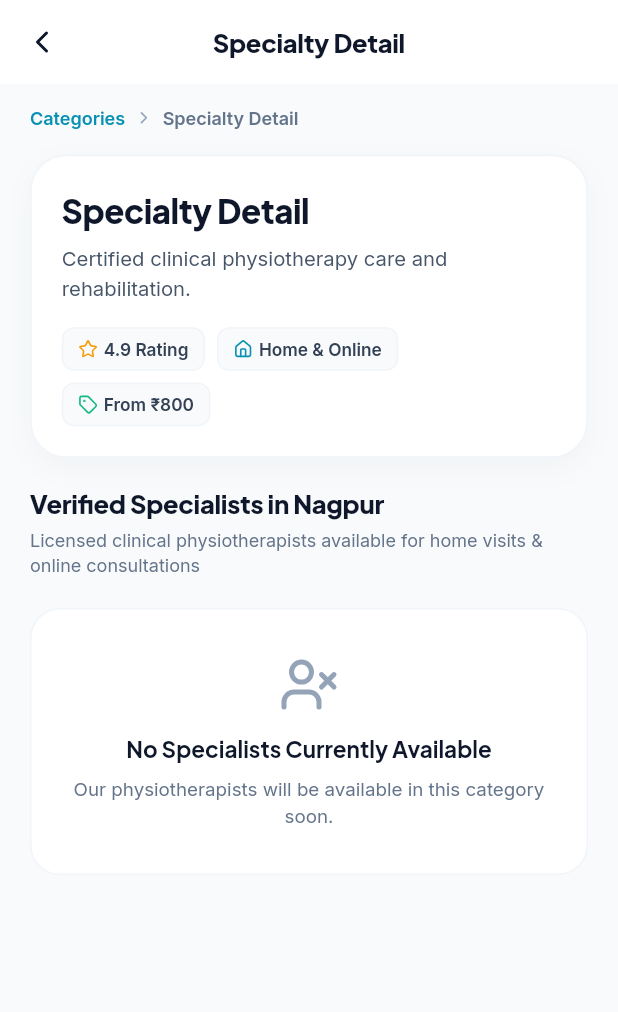
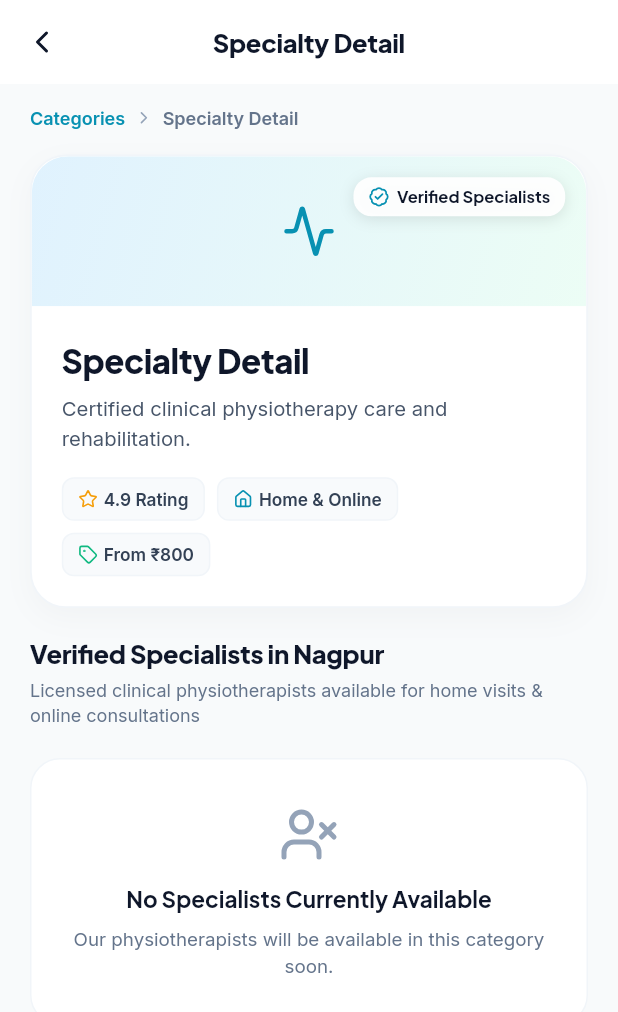
Before and after one commit to SyraSys/Physio-Prime, a Flutter app: the CategoryDetailScreen screen opened directly with empty values, on a phone screen of 412 x 824 dp. Shown: the top 1012 px of the screen. Run offline on Flutter 3.47's test engine with Material 3 defaults, Android fonts, the phone set to English and light mode, and no system bars; our stand-ins replace cached_network_image, dio, flutter_riverpod, flutter_secure_storage, geocoding, geolocator and 6 more; missing offline and left inert: jitsi_meet_flutter_sdk, razorpay_flutter; accounts and stored records are empty; network calls fail.

Commit message:
fix(category): dynamically compute verified doctors count and starting fees from live data

```diff
--- a/lib/features/home/presentation/category_detail_screen.dart
+++ b/lib/features/home/presentation/category_detail_screen.dart
@@ -27,6 +27,7 @@ class CategoryDetailScreen extends ConsumerStatefulWidget {
 
 class _CategoryDetailScreenState extends ConsumerState<CategoryDetailScreen> {
   late Future<List<DoctorModel>> _doctorsFuture;
+  List<DoctorModel>? _loadedDoctors;
 
   @override
   void initState() {
@@ -37,12 +38,89 @@ class _CategoryDetailScreenState extends ConsumerState<CategoryDetailScreen> {
   void _loadDoctors() {
     final repo = ref.read(doctorsRepositoryProvider);
     _doctorsFuture = repo.getDoctors(category: widget.slug).then((list) async {
-      if (list.isNotEmpty) return list;
+      List<DoctorModel> result = list;
+      if (result.isEmpty) {
         // If endpoint returned empty, query all live doctors and apply website matching algorithm
         final allDocs = await repo.getDoctors();
         final catTitle = widget.category?.title ?? widget.slug;
-      return allDocs.where((d) => _matchesCategory(d, widget.slug, catTitle)).toList();
+        result = allDocs.where((d) => _matchesCategory(d, widget.slug, catTitle)).toList();
+      }
+      if (mounted) {
+        setState(() {
+          _loadedDoctors = result;
         });
+      }
+      return result;
+    }).catchError((error) {
+      if (mounted) {
+        setState(() {
+          _loadedDoctors = [];
+        });
+      }
+      return <DoctorModel>[];
+    });
+  }
+
+  String _getVerifiedDoctorsBadgeText(CategoryModel? cat) {
+    if (_loadedDoctors != null) {
+      final count = _loadedDoctors!.length;
+      if (count > 0) {
+        return '$count Verified ${count == 1 ? 'Doctor' : 'Doctors'}';
+      }
+      return 'Verified Specialists';
+    }
+    final fallbackCount = cat?.doctorCount ?? 0;
+    if (fallbackCount > 0) {
+      return '$fallbackCount Verified ${fallbackCount == 1 ? 'Doctor' : 'Doctors'}';
+    }
+    return 'Verified Specialists';
+  }
+
+  String _getRatingText() {
+    if (_loadedDoctors != null && _loadedDoctors!.isNotEmpty) {
+      double totalRating = 0.0;
+      int ratedCount = 0;
+      for (final doc in _loadedDoctors!) {
+        if (doc.rating > 0) {
+          totalRating += doc.rating;
+          ratedCount++;
+        }
+      }
+      if (ratedCount > 0) {
+        return '${(totalRating / ratedCount).toStringAsFixed(1)} Rating';
+      }
+    }
+    return '4.9 Rating';
+  }
+
+  String _getStartingFeeText() {
+    if (_loadedDoctors != null && _loadedDoctors!.isNotEmpty) {
+      int lowest = 999999;
+      for (final doc in _loadedDoctors!) {
+        DoctorCategoryOption? matchedOpt;
+        for (final opt in doc.categoryOptions) {
+          if (opt.slug.toLowerCase() == widget.slug.toLowerCase() ||
+              opt.categoryId.toLowerCase() == widget.slug.toLowerCase() ||
+              opt.title.toLowerCase().contains(widget.slug.toLowerCase())) {
+            matchedOpt = opt;
+            break;
+          }
+        }
+        final num rawFee = matchedOpt != null && matchedOpt.feeHome > 0
+            ? matchedOpt.feeHome
+            : (doc.startingFee > 0
+                ? doc.startingFee
+                : (doc.fees.home > 0 ? doc.fees.home : doc.fees.online));
+        final int fee = rawFee.toInt();
+        if (fee > 0 && fee < lowest) {
+          lowest = fee;
+        }
+      }
+      if (lowest < 999999) {
+        return 'From ₹$lowest';
+      }
+    }
+    return 'From ₹800';
   }
 
   static bool _matchesCategory(DoctorModel doc, String catSlug, String catTitle) {
@@ -82,6 +160,7 @@ class _CategoryDetailScreenState extends ConsumerState<CategoryDetailScreen> {
 
   @override
   Widget build(BuildContext context) {
+    final selectedCity = ref.watch(selectedCityProvider);
     final categoriesAsync = ref.watch(categoriesProvider);
     final cat = widget.category ??
         categoriesAsync.value?.where((c) => c.slug == widget.slug).firstOrNull;
@@ -182,13 +261,13 @@ class _CategoryDetailScreenState extends ConsumerState<CategoryDetailScreen> {
               child: Column(
                 crossAxisAlignment: CrossAxisAlignment.start,
                 children: [
-                  if (cat?.image != null && cat!.image!.isNotEmpty)
                   ClipRRect(
                     borderRadius: const BorderRadius.vertical(top: Radius.circular(24)),
                     child: Stack(
                       children: [
+                        if (cat?.image != null && cat!.image!.isNotEmpty)
                           CachedNetworkImage(
-                            imageUrl: cat.image!,
+                            imageUrl: cat!.image!,
                             height: 160,
                             width: double.infinity,
                             fit: BoxFit.cover,
@@ -200,6 +279,21 @@ class _CategoryDetailScreenState extends ConsumerState<CategoryDetailScreen> {
                               height: 160,
                               color: const Color(0xFFEBF8FA),
                               child: const Icon(LucideIcons.activity, size: 40, color: Color(0xFF0891B2)),
+                            ),
+                          )
+                        else
+                          Container(
+                            height: 100,
+                            width: double.infinity,
+                            decoration: const BoxDecoration(
+                              gradient: LinearGradient(
+                                colors: [Color(0xFFE0F2FE), Color(0xFFECFDF5)],
+                                begin: Alignment.topLeft,
+                                end: Alignment.bottomRight,
+                              ),
+                            ),
+                            child: const Center(
+                              child: Icon(LucideIcons.activity, size: 36, color: Color(0xFF0891B2)),
                             ),
                           ),
                         Positioned(
@@ -224,7 +318,7 @@ class _CategoryDetailScreenState extends ConsumerState<CategoryDetailScreen> {
                                 const Icon(LucideIcons.badgeCheck, size: 14, color: Color(0xFF0891B2)),
                                 const SizedBox(width: 5),
                                 Text(
-                                    '1 Verified Doctor',
+                                  _getVerifiedDoctorsBadgeText(cat),
                                   style: GoogleFonts.plusJakartaSans(
                                     fontSize: 11,
                                     fontWeight: FontWeight.w700,
@@ -271,7 +365,7 @@ class _CategoryDetailScreenState extends ConsumerState<CategoryDetailScreen> {
                             _buildStatBadge(
                               icon: LucideIcons.star,
                               iconColor: const Color(0xFFF59E0B),
-                              label: '4.9 Rating',
+                              label: _getRatingText(),
                             ),
                             _buildStatBadge(
                               icon: LucideIcons.home,
@@ -281,7 +375,7 @@ class _CategoryDetailScreenState extends ConsumerState<CategoryDetailScreen> {
                             _buildStatBadge(
                               icon: LucideIcons.tag,
                               iconColor: const Color(0xFF10B981),
-                              label: 'From ₹800',
+                              label: _getStartingFeeText(),
                             ),
                           ],
                         ),
@@ -376,14 +470,14 @@ class _CategoryDetailScreenState extends ConsumerState<CategoryDetailScreen> {
               const SizedBox(height: 16),
             ],
 
-            // 4. Verified Specialists Section (Matches Website https://www.physio-prime.in/categories/orthopedic)
+            // 4. Verified Specialists Section (Matches Website https://www.physio-prime.in/categories/sports-injury)
             Padding(
               padding: const EdgeInsets.fromLTRB(20, 10, 20, 10),
               child: Column(
                 crossAxisAlignment: CrossAxisAlignment.start,
                 children: [
                   Text(
-                    'Verified Specialists in Nagpur',
+                    'Verified Specialists in $selectedCity',
                     style: GoogleFonts.plusJakartaSans(
                       fontSize: 17,
                       fontWeight: FontWeight.w800,
@@ -393,7 +487,9 @@ class _CategoryDetailScreenState extends ConsumerState<CategoryDetailScreen> {
                   ),
                   const SizedBox(height: 3),
                   Text(
-                    'Licensed clinical physiotherapists available for home visits & online consultations',
+                    _loadedDoctors != null && _loadedDoctors!.isNotEmpty
+                        ? '${_loadedDoctors!.length} licensed clinical ${_loadedDoctors!.length == 1 ? 'physiotherapist' : 'physiotherapists'} available for home visits & online consultations'
+                        : 'Licensed clinical physiotherapists available for home visits & online consultations',
                     style: GoogleFonts.inter(fontSize: 12, color: const Color(0xFF64748B)),
                   ),
                 ],
```
Lines whose indentation alone changed are shown as unchanged.
